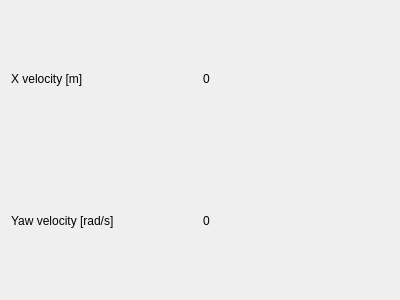
Above: mrvk_gui/ui/Widgets/Odometry/Odometry.ui from MatejBartosovic/mrvk_project before the change. Below: the same form after it.
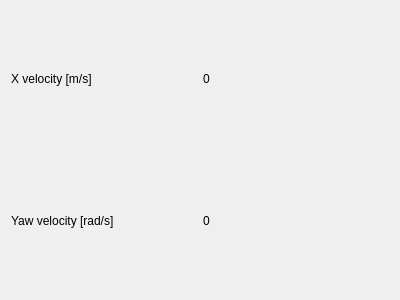
That is the form after the change.

Commit message: create Odom widget

What changed in the file:
```diff
--- a/mrvk_gui/ui/Widgets/Odometry/Odometry.ui
+++ b/mrvk_gui/ui/Widgets/Odometry/Odometry.ui
@@ -33,7 +33,7 @@
           </sizepolicy>
          </property>
          <property name="text">
-          <string>X velocity [m]</string>
+          <string>X velocity [m/s]</string>
          </property>
         </widget>
        </item>
```
Left out of the diff: 8 changed lines with no effect on the pictures. The commit also changes 4 other files.
